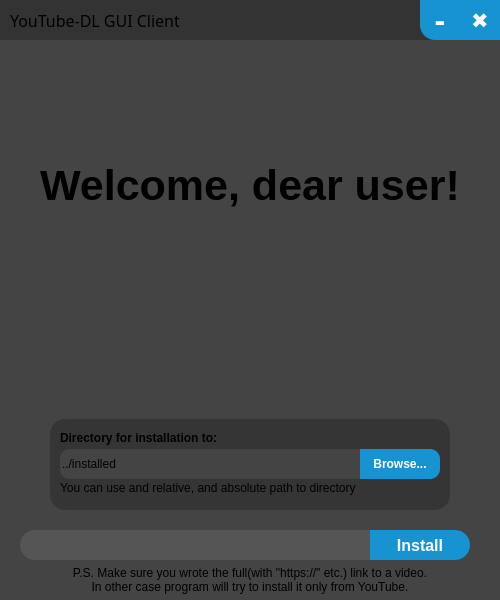
This is Program/app.ui in AlexCul/YouTube-DL-GUI-Client as Qt 5 draws it before an edit. The edited form follows.
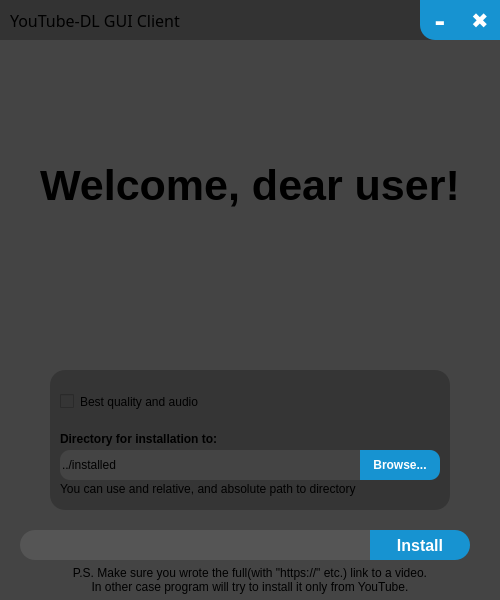
This is the edited form.

```diff
--- a/Program/app.ui
+++ b/Program/app.ui
@@ -217,9 +217,9 @@
      <property name="geometry">
       <rect>
        <x>50</x>
-       <y>379</y>
+       <y>330</y>
        <width>400</width>
-       <height>91</height>
+       <height>140</height>
       </rect>
      </property>
      <property name="styleSheet">
@@ -232,7 +232,7 @@
       <property name="geometry">
        <rect>
         <x>10</x>
-        <y>10</y>
+        <y>60</y>
         <width>180</width>
         <height>17</height>
        </rect>
@@ -250,7 +250,7 @@
       <property name="geometry">
        <rect>
         <x>10</x>
-        <y>30</y>
+        <y>80</y>
         <width>300</width>
         <height>30</height>
        </rect>
@@ -271,7 +271,7 @@
       <property name="geometry">
        <rect>
         <x>310</x>
-        <y>30</y>
+        <y>80</y>
         <width>80</width>
         <height>30</height>
        </rect>
@@ -305,7 +305,7 @@
       <property name="geometry">
        <rect>
         <x>10</x>
-        <y>60</y>
+        <y>110</y>
         <width>380</width>
         <height>17</height>
        </rect>
@@ -314,6 +314,19 @@
        <string>You can use and relative, and absolute path to directory</string>
       </property>
      </widget>
+     <widget class="QCheckBox" name="best_all_checkbox">
+      <property name="geometry">
+       <rect>
+        <x>10</x>
+        <y>20</y>
+        <width>170</width>
+        <height>23</height>
+       </rect>
+      </property>
+      <property name="text">
+       <string>Best quality and audio</string>
+      </property>
+     </widget>
     </widget>
     <widget class="QLabel" name="note_lbl">
      <property name="geometry">
```
